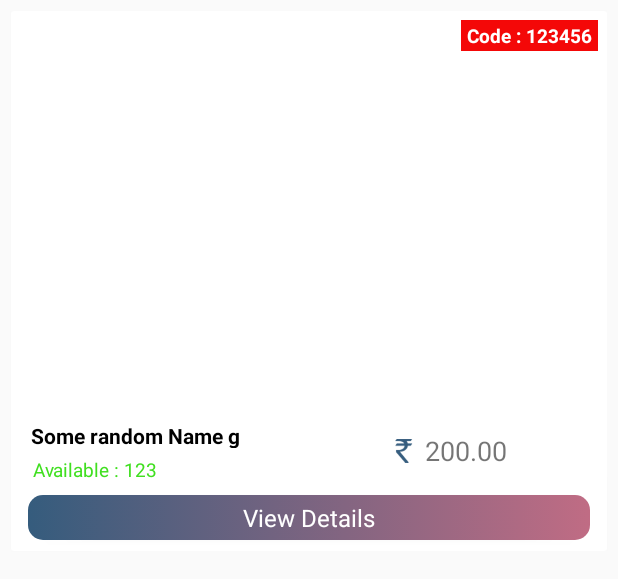
After one commit to AndroidPayal/Ecommerce1, an Android app: the layout guest_adapter_layout.xml on its own in the app's theme, with its tools: preview values and no code run, on a phone screen of 412 x 824 dp. The commit adds this screen. Shown: the top 579 px of the screen. Run offline under Robolectric (Android 15) with nearby library versions, the phone set to English and light mode, and no system bars; network calls fail; Roboto replaces fonts that are not available here.

Commit message:
CHANGES MADE AT 6:16 PM AFTER MODULE FAIL WARNING ON UNMESH'S SYSTEM

```diff
--- a/app/src/main/java/payal/cluebix/www/ecommerce/Add_New_product.java
+++ b/app/src/main/java/payal/cluebix/www/ecommerce/Add_New_product.java
@@ -646,7 +646,7 @@ public class Add_New_product extends AppCompatActivity implements View.OnClickLi
     {
         boolean validate = validateRange();
 
-        boolean rangeIsSet = false;
+        boolean rangeIsSet = validate;
 
         //allows or blocks user on the basis of validation
 
--- /dev/null
+++ b/app/src/main/res/layout/guest_adapter_layout.xml
@@ -0,0 +1,178 @@
+<?xml version="1.0" encoding="utf-8"?>
+
+<android.support.v7.widget.CardView android:layout_width="match_parent"
+    android:layout_height="360dp"
+    xmlns:app="http://schemas.android.com/apk/res-auto"
+    android:layout_margin="7dp"
+    android:elevation="5dp"
+    app:cardElevation="@dimen/cardview_compat_inset_shadow"
+    xmlns:android="http://schemas.android.com/apk/res/android">
+
+    <LinearLayout
+        android:layout_width="match_parent"
+        android:layout_height="match_parent"
+        android:layout_margin="2dp"
+        android:orientation="vertical"
+        android:weightSum="5"
+
+        >
+        <RelativeLayout
+            android:layout_width="match_parent"
+            android:layout_height="0dp"
+            android:layout_weight="3.8"
+            android:clipChildren="true"
+            >
+
+
+
+            <ImageView
+                android:layout_width="match_parent"
+                android:layout_height="match_parent"
+
+                android:scaleType="fitXY"
+                />
+            <TextView
+                android:id="@+id/retail_product_code"
+                android:layout_alignParentTop="true"
+                android:layout_alignParentRight="true"
+                android:layout_width="wrap_content"
+                android:paddingTop="1dp"
+                android:paddingBottom="1dp"
+                android:layout_margin="4dp"
+                android:paddingLeft="4dp"
+                android:paddingRight="4dp"
+                android:layout_height="wrap_content"
+                android:gravity="center"
+                android:textColor="#fff"
+                android:textStyle="bold"
+                android:background="@color/red"
+                android:textSize="12.5dp"
+                android:text="Code : 123456"
+                />
+
+        </RelativeLayout>
+
+        <LinearLayout
+            android:layout_width="match_parent"
+            android:layout_margin="2dp"
+            android:layout_height="0dp"
+            android:layout_weight="1.2"
+            android:weightSum="1"
+            android:orientation="vertical"
+            >
+
+            <LinearLayout
+                android:layout_width="match_parent"
+                android:layout_marginLeft="7dp"
+                android:layout_marginRight="7dp"
+                android:layout_height="0dp"
+                android:layout_weight="0.55"
+                android:weightSum="2"
+                android:orientation="horizontal"
+                >
+
+                <LinearLayout
+                    android:layout_width="0dp"
+                    android:layout_weight="1"
+                    android:layout_height="match_parent"
+                    android:orientation="vertical"
+                    android:weightSum="2"
+                    >
+
+                    <TextView
+                        android:id="@+id/retail_product_name"
+                        android:layout_width="match_parent"
+                        android:maxLines="1"
+                        android:height="0dp"
+                        android:layout_weight="1"
+                        android:padding="2dp"
+                        android:layout_height="match_parent"
+                        android:gravity="center_vertical"
+                        android:text="Some random Name g"
+                        android:textStyle="bold"
+                        android:textColor="#000"
+                        />
+                    <TextView
+                        android:layout_width="wrap_content"
+                        android:layout_weight="1"
+                        android:layout_margin="1dp"
+                        android:padding="2dp"
+                        android:layout_height="match_parent"
+                        android:layout_gravity="left"
+                        android:gravity="center_vertical"
+                        android:textColor="@color/green"
+                        android:textSize="12.5dp"
+                        android:text="Available : 123"
+                        />
+
+
+                </LinearLayout>
+                <LinearLayout
+                    android:layout_width="0dp"
+                    android:layout_weight="1"
+                    android:layout_marginLeft="5dp"
+                    android:padding="2dp"
+                    android:gravity="center_horizontal"
+                    android:layout_height="match_parent">
+
+
+                    <ImageView
+                        android:layout_width="wrap_content"
+                        android:layout_height="match_parent"
+                        android:src="@drawable/ic_indian_rupee"
+                        android:layout_gravity="center"
+
+                        />
+                    <TextView
+                        android:id="@+id/retail_product_prize"
+                        android:layout_width="wrap_content"
+                        android:layout_marginLeft="4dp"
+                        android:padding="2dp"
+                        android:layout_height="match_parent"
+                        android:gravity="center_vertical"
+                        android:textSize="18dp"
+                        android:text="200.00"
+                        />
+                </LinearLayout>
+
+            </LinearLayout>
+
+            <LinearLayout
+                android:layout_width="match_parent"
+                android:layout_margin="2dp"
+                android:layout_height="0dp"
+                android:layout_weight="0.5"
+                android:weightSum="2"
+
+
+
+                android:orientation="horizontal"
+                >
+
+                <Button
+                    style="@style/Widget.AppCompat.Button.Colored"
+                    android:layout_width="match_parent"
+                    android:layout_height="wrap_content"
+                    android:padding="2dp"
+                    android:elevation="5dp"
+                    android:layout_margin="5dp"
+                    android:textColor="#fff"
+                    android:background="@drawable/gradient_background"
+                    android:gravity="center"
+                    android:orientation="horizontal"
+                    android:text="View Details"
+                    android:textAppearance="@style/TextAppearance.AppCompat.Light.SearchResult.Subtitle">
+
+
+                </Button>
+
+
+            </LinearLayout>
+
+
+        </LinearLayout>
+
+
+    </LinearLayout>
+
+</android.support.v7.widget.CardView>
```
Also changed, not shown: app/src/main/java/payal/cluebix/www/ecommerce/Adapter/GuestAdapter.java (added, +81 -0 lines), app/src/main/java/payal/cluebix/www/ecommerce/Datas/GuestItem.java (added, +41 -0 lines), app/src/main/java/payal/cluebix/www/ecommerce/GuestActivity.java (added, +140 -0 lines), app/src/main/res/layout/activity_add__new_product.xml (+91 -22 lines), app/src/main/res/layout/activity_guest.xml (added, +34 -0 lines).
